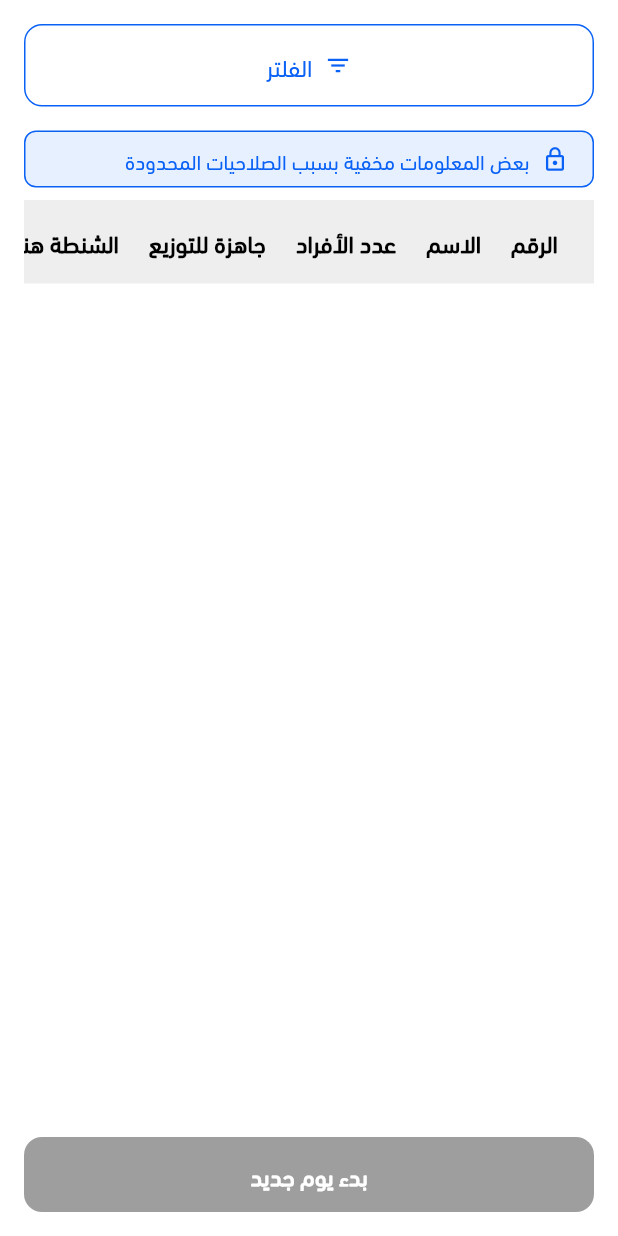
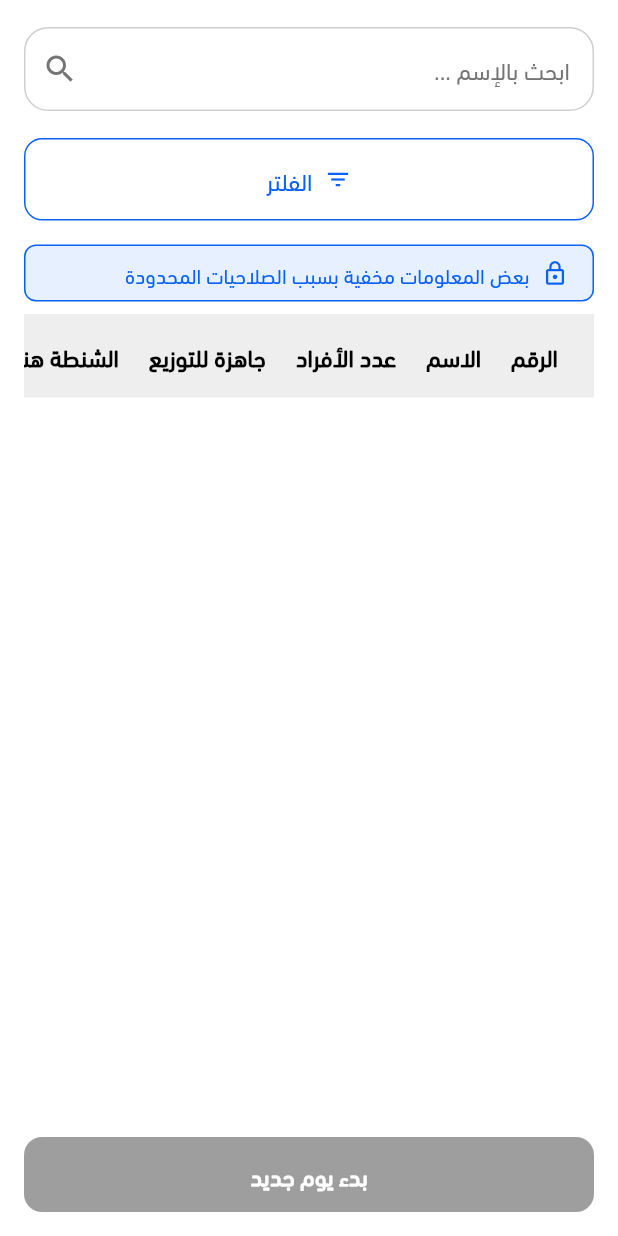
Before and after one commit to hamdyhaggag/Ramadan_kitchen_management, a Flutter app: the _ManageCasesContent widget shown alone on an empty page, opened directly with empty values, on a phone screen of 412 x 824 dp. Run offline on Flutter 3.47's test engine with Material 3 defaults, Android fonts, the phone set to English and light mode, and no system bars; our stand-ins replace cached_network_image, carousel_slider, cloud_firestore, connectivity_plus, dartz, dots_indicator and 15 more; missing offline and left inert: clipboard, cloudinary_public, excel; accounts and stored records are empty; network calls fail; project files that could hold a hidden picture were left out.

Commit message:
feat: Add search-by-name functionality to cases management

```diff
--- a/lib/features/manage_cases/manage_cases.dart
+++ b/lib/features/manage_cases/manage_cases.dart
@@ -163,6 +163,8 @@ class _ManageCasesContent extends StatefulWidget {
 
 class _ManageCasesContentState extends State<_ManageCasesContent> {
   String? selectedFilter;
+  String searchQuery = '';
+
   dynamic selectedFilterValue;
   final Map<String, String> filterOptions = {
     "جاهزة": "جاهزة للتوزيع",
@@ -171,10 +173,10 @@ class _ManageCasesContentState extends State<_ManageCasesContent> {
   };
 
   List<Map<String, dynamic>> get filteredCases {
-    if (selectedFilter == null || selectedFilterValue == null) {
-      return widget.cases;
-    }
-    return widget.cases.where((caseItem) {
+    List<Map<String, dynamic>> filtered = widget.cases;
+
+    if (selectedFilter != null && selectedFilterValue != null) {
+      filtered = filtered.where((caseItem) {
         final caseValue = caseItem[selectedFilter];
         if (selectedFilter == "عدد الأفراد") {
           final filterNumber = selectedFilterValue as int?;
@@ -185,6 +187,16 @@ class _ManageCasesContentState extends State<_ManageCasesContent> {
           return caseValue == selectedFilterValue;
         }
       }).toList();
+    }
+
+    if (searchQuery.isNotEmpty) {
+      filtered = filtered.where((caseItem) {
+        final name = caseItem["الاسم"].toString().toLowerCase();
+        return name.contains(searchQuery.toLowerCase());
+      }).toList();
+    }
+
+    return filtered;
   }
 
   void _showFilterModal() {
@@ -280,6 +292,8 @@ class _ManageCasesContentState extends State<_ManageCasesContent> {
             return Column(
               crossAxisAlignment: CrossAxisAlignment.start,
               children: [
+                _buildSearchField(),
+                const SizedBox(height: 16),
                 _buildFilterSection(isPortrait),
                 const SizedBox(height: 16),
                 if (!widget.isAdmin) _buildPermissionBanner(),
@@ -362,6 +376,25 @@ class _ManageCasesContentState extends State<_ManageCasesContent> {
           Text("بعض المعلومات مخفية بسبب الصلاحيات المحدودة",
               style: TextStyle(color: AppColors.primaryColor, fontSize: 14)),
         ],
+      ),
+    );
+  }
+
+  Widget _buildSearchField() {
+    return Padding(
+      padding: const EdgeInsets.symmetric(vertical: 2.0),
+      child: TextField(
+        onChanged: (value) => setState(() => searchQuery = value.trim()),
+        decoration: InputDecoration(
+          hintStyle: TextStyle(color: Colors.grey.shade600),
+          hintText: 'ابحث بالإسم ...',
+          suffixIcon: Icon(Icons.search, color: Colors.grey.shade600),
+          border: OutlineInputBorder(
+            borderRadius: BorderRadius.circular(12.0),
+          ),
+          filled: true,
+          fillColor: Colors.white,
+        ),
       ),
     );
   }
@@ -474,23 +507,15 @@ class _ManageCasesContentState extends State<_ManageCasesContent> {
                   )
                 : Row(
                     children: [
+                      Tooltip(
+                        message: caseData["الاسم"],
+                        child: Text(
+                          "•••••",
+                        ),
+                      ),
                       Text(
                         "•••••",
-                        style: TextStyle(
-                          color: Colors.grey.shade600,
-                          fontSize: isPortrait ? 16 : 20,
-                          fontWeight: FontWeight.w600,
                       ),
-                      ),
-                      const SizedBox(width: 8),
-                      Tooltip(
-                        message: "مطلوب صلاحيات إدارية لعرض الأسماء",
-                        child: Icon(
-                          Icons.lock_outline,
-                          color: Colors.grey.shade600,
-                          size: 16,
-                        ),
-                      )
                     ],
                   ),
           ),
```
Lines whose indentation alone changed are shown as unchanged.
